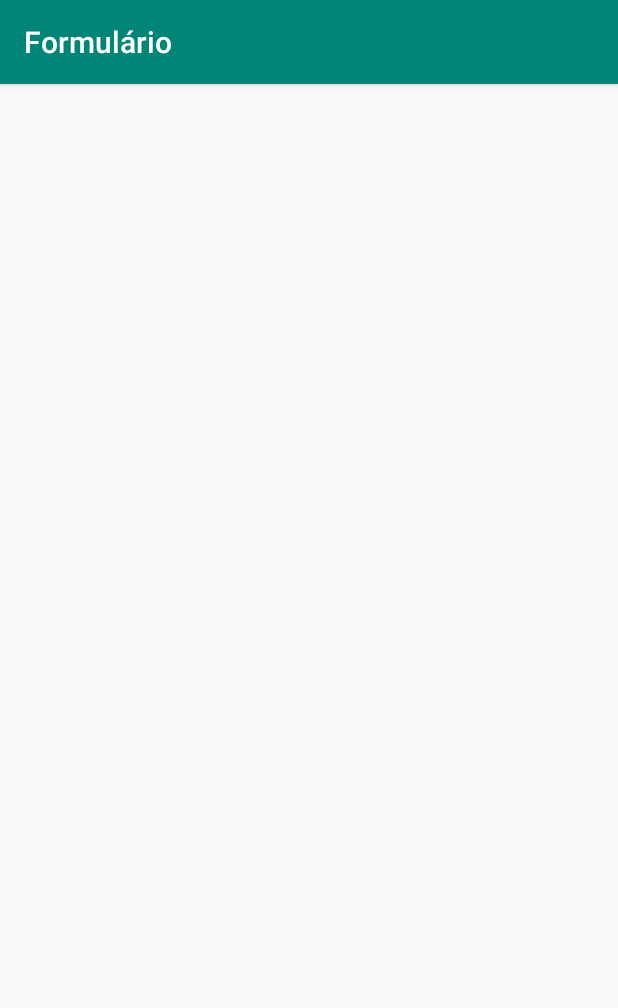
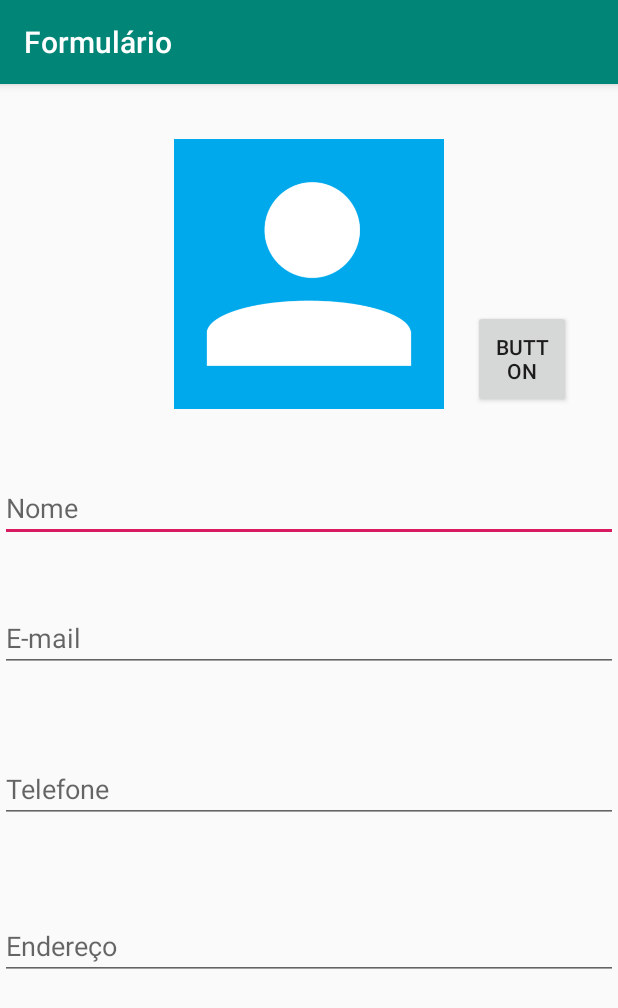
Before and after one commit to LeonardoCesca/agenda-contatos, an Android app: the Formulario screen opened directly, with no data from a screen before it, on a phone screen of 412 x 824 dp. Shown: the top 1008 px of the screen. Run offline under Robolectric (Android 15) with nearby library versions, the phone set to English and light mode, and no system bars.

Commit message:
ADD new images into drawable and update content_formulario with spaces

```diff
--- /dev/null
+++ b/app/src/main/res/drawable/botao_foto.xml
@@ -0,0 +1,14 @@
+<?xml version="1.0" encoding="utf-8"?>
+<layer-list xmlns:android="http://schemas.android.com/apk/res/android">
+    <item>
+        <shape android:shape="oval">
+            <solid android:color="@color/colorPrimaryDark"/>
+            <padding
+                android:bottom="10dp"
+                android:left="10dp"
+                android:right="10dp"
+                android:top="10dp"/>
+        </shape>
+    </item>
+    <item android:drawable="@drawable/ic_camera"/>
+</layer-list>
--- /dev/null
+++ b/app/src/main/res/drawable/layout_botao_foto.xml
@@ -0,0 +1,14 @@
+<?xml version="1.0" encoding="utf-8"?>
+<layer-list xmlns:android="http://schemas.android.com/apk/res/android">
+    <item>
+        <shape android:shape="oval">
+            <solid android:color="@color/colorPrimaryDark"/>
+            <padding
+                android:top="10dp"
+                android:right="10dp"
+                android:left="10dp"
+                android:bottom="10dp"/>
+        </shape>
+    </item>
+    <item android:drawable="@drawable/ic_camera"/>
+</layer-list>
--- a/app/src/main/res/layout/content_formulario.xml
+++ b/app/src/main/res/layout/content_formulario.xml
@@ -8,4 +8,82 @@
     tools:context=".Formulario"
     tools:showIn="@layout/activity_formulario">
 
+    <ImageView
+        android:id="@+id/imagemFormulario"
+        android:layout_width="match_parent"
+        android:layout_height="180dp"
+        app:layout_constraintBottom_toBottomOf="parent"
+        app:layout_constraintTop_toTopOf="parent"
+        app:layout_constraintVertical_bias="0.062"
+        app:srcCompat="@drawable/person"
+        tools:layout_editor_absoluteX="-48dp"
+        tools:srcCompat="@drawable/person" />
+
+    <EditText
+        android:id="@+id/nomeFormulario"
+        android:layout_width="match_parent"
+        android:layout_height="wrap_content"
+        android:layout_marginTop="43dp"
+        android:ems="10"
+        android:hint="Nome"
+        android:inputType="textPersonName"
+        app:layout_constraintBottom_toBottomOf="parent"
+        app:layout_constraintEnd_toEndOf="parent"
+        app:layout_constraintHorizontal_bias="0.0"
+        app:layout_constraintStart_toStartOf="parent"
+        app:layout_constraintTop_toBottomOf="@+id/imagemFormulario"
+        app:layout_constraintVertical_bias="0.0" />
+
+    <EditText
+        android:id="@+id/enderecoFormulario"
+        android:layout_width="match_parent"
+        android:layout_height="wrap_content"
+        android:ems="10"
+        android:hint="Endereço"
+        android:inputType="textPersonName"
+        app:layout_constraintBottom_toBottomOf="parent"
+        app:layout_constraintEnd_toEndOf="parent"
+        app:layout_constraintHorizontal_bias="0.0"
+        app:layout_constraintStart_toStartOf="parent"
+        app:layout_constraintTop_toBottomOf="@+id/telefoneFormulario"
+        app:layout_constraintVertical_bias="0.257" />
+
+    <Button
+        android:id="@+id/botaoFormulario"
+        android:layout_width="65dp"
+        android:layout_height="65dp"
+        android:layout_marginEnd="16dp"
+        android:text="Button"
+        app:layout_constraintBottom_toBottomOf="parent"
+        app:layout_constraintEnd_toEndOf="parent"
+        app:layout_constraintHorizontal_bias="0.954"
+        app:layout_constraintStart_toStartOf="parent"
+        app:layout_constraintTop_toTopOf="parent"
+        app:layout_constraintVertical_bias="0.214" />
+
+    <EditText
+        android:id="@+id/telefoneFormulario"
+        android:layout_width="match_parent"
+        android:layout_height="wrap_content"
+        android:ems="10"
+        android:hint="Telefone"
+        android:inputType="phone"
+        app:layout_constraintBottom_toBottomOf="parent"
+        app:layout_constraintTop_toBottomOf="@+id/emailFormulario"
+        app:layout_constraintVertical_bias="0.167"
+        tools:layout_editor_absoluteX="-16dp" />
+
+    <EditText
+        android:id="@+id/emailFormulario"
+        android:layout_width="match_parent"
+        android:layout_height="wrap_content"
+        android:layout_marginTop="41dp"
+        android:ems="10"
+        android:hint="E-mail"
+        android:inputType="textEmailAddress"
+        app:layout_constraintBottom_toBottomOf="parent"
+        app:layout_constraintTop_toBottomOf="@+id/nomeFormulario"
+        app:layout_constraintVertical_bias="0.0"
+        tools:layout_editor_absoluteX="-16dp" />
+
 </androidx.constraintlayout.widget.ConstraintLayout>
```
Also changed, not shown: app/src/main/res/drawable/ic_camera.png (added), app/src/main/res/drawable/ic_confirmar.png (added), app/src/main/res/drawable/ic_no_image.png (added), app/src/main/res/drawable/person.png (added).
